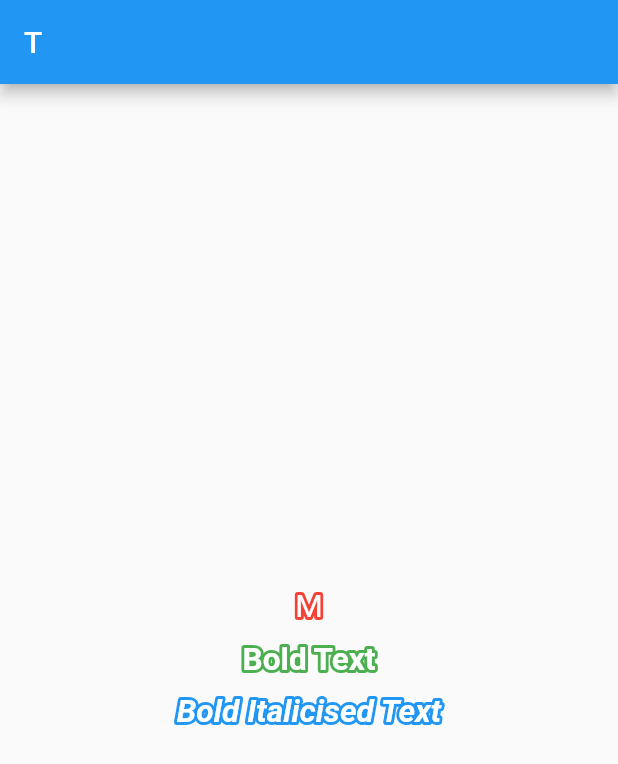
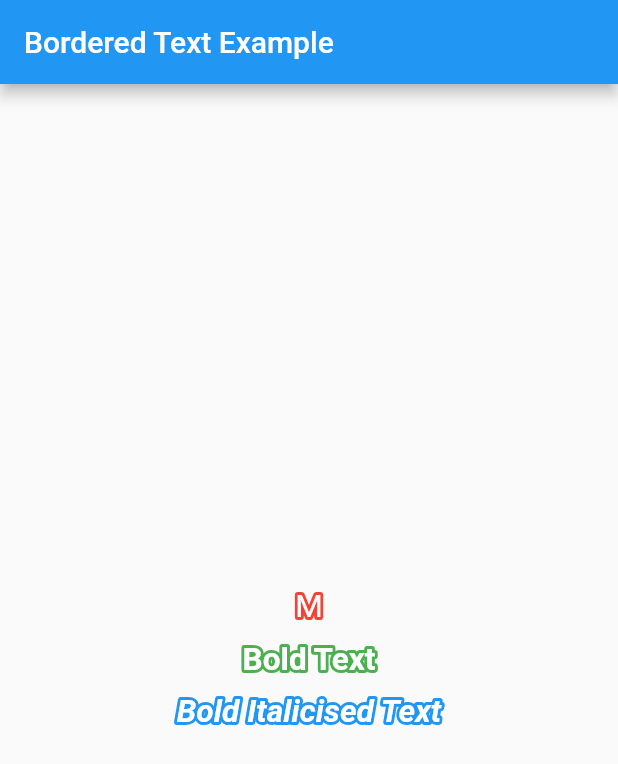
Before and after one commit to tewshi/bordered-text, a Flutter app: the screen it shows after launch, on a phone screen of 412 x 824 dp. Shown: the top 764 px of the screen. Run offline on Flutter 3.47's test engine with Material 2 defaults, Android fonts, the light colour scheme and no system bars.

```diff
--- a/example/lib/main.dart
+++ b/example/lib/main.dart
@@ -1,5 +1,5 @@
+import 'package:bordered_text/bordered_text.dart';
 import 'package:flutter/material.dart';
-import 'package:bordered_text/bordered_text.dart';
 
 void main() => runApp(MyApp());
 
@@ -9,13 +9,13 @@ class MyApp extends StatefulWidget {
 }
 
 class MyAppState extends State<MyApp> {
-  final String title = 'T';
+  final String title = 'Bordered Text Example';
   final String message = 'M';
 
   @override
   Widget build(BuildContext context) {
     return MaterialApp(
-      title: 'Bordered Text test',
+      title: 'Bordered Text Example App',
       home: Scaffold(
         appBar: AppBar(
           title: Text(title),
--- a/pubspec.yaml
+++ b/pubspec.yaml
@@ -1,6 +1,6 @@
 name: bordered_text
 description: Flutter plugin for applying subtle stroke to a Text widget. Supports Android and iOS.
-version: 1.0.0
+version: 1.0.1
 homepage: https://github.com/tewshi/bordered-text
 
 environment:
```
Also changed, not shown: example/pubspec.lock, pubspec.lock, 7 other files.
